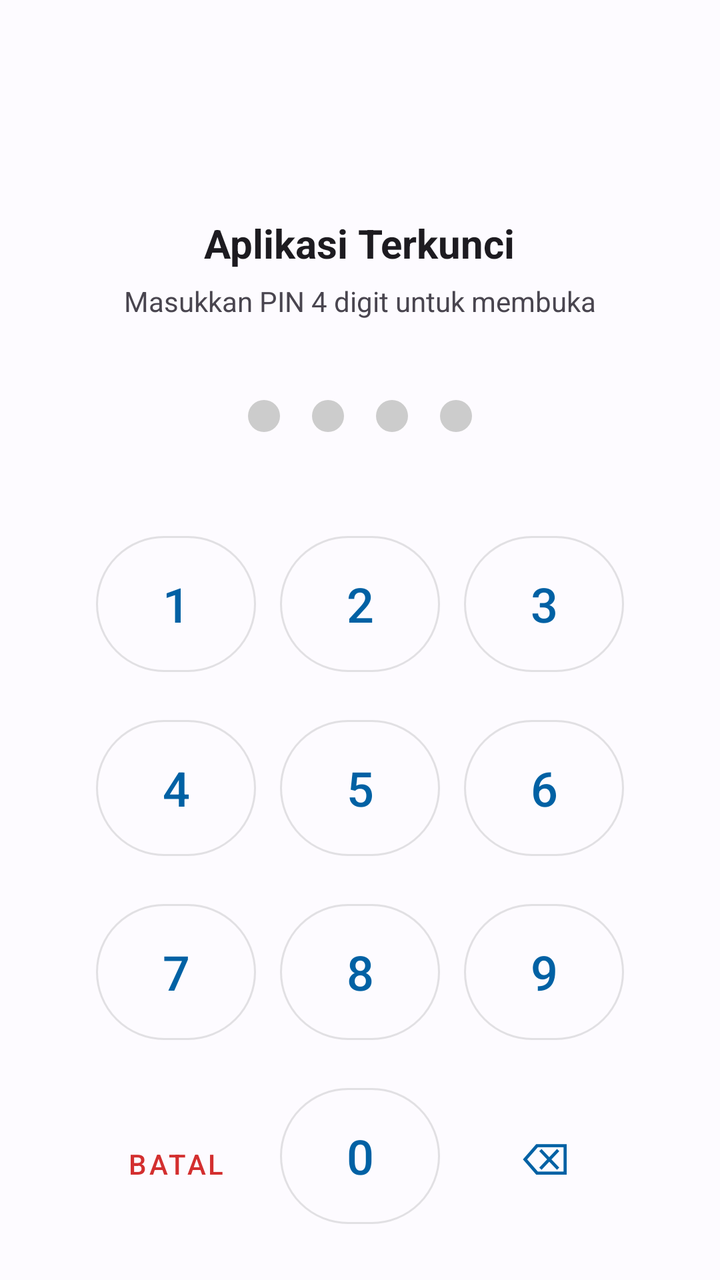
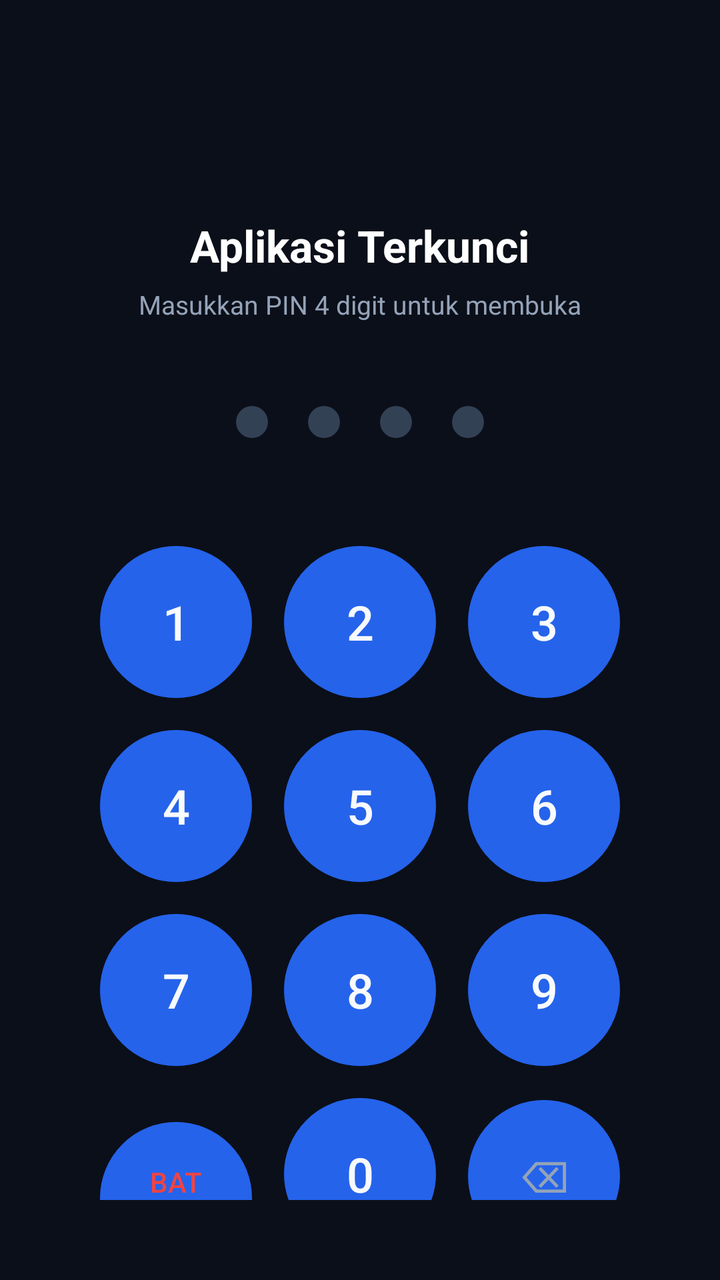

Two renders of the same Android screen: before a commit and after it. Below are the layout's source before the change and the commit's diff.
<!-- AndroidManifest.xml: application theme Theme.CekUserAgent -->
<!-- res/layout/activity_app_lock_screen.xml -->
<?xml version="1.0" encoding="utf-8"?>
<LinearLayout
    xmlns:android="http://schemas.android.com/apk/res/android"
    xmlns:app="http://schemas.android.com/apk/res-auto"
    android:layout_width="match_parent"
    android:layout_height="match_parent"
    android:orientation="vertical"
    android:gravity="center"
    android:padding="24dp"
    android:background="?android:attr/colorBackground">

    <ImageView
        android:id="@+id/ivLockedAppIcon"
        android:layout_width="72dp"
        android:layout_height="72dp"
        android:layout_marginBottom="12dp"
        android:src="@android:drawable/sym_def_app_icon"/>

    <TextView
        android:id="@+id/tvLockedAppName"
        android:layout_width="wrap_content"
        android:layout_height="wrap_content"
        android:text="Aplikasi Terkunci"
        android:textSize="20sp"
        android:textStyle="bold"
        android:textColor="?android:attr/textColorPrimary"/>

    <TextView
        android:layout_width="wrap_content"
        android:layout_height="wrap_content"
        android:text="Masukkan PIN 4 digit untuk membuka"
        android:textSize="14sp"
        android:layout_marginTop="6dp"
        android:textColor="?android:attr/textColorSecondary"/>

    
    <LinearLayout
        android:layout_width="wrap_content"
        android:layout_height="wrap_content"
        android:orientation="horizontal"
        android:layout_marginTop="32dp"
        android:layout_marginBottom="32dp">

        <View
            android:id="@+id/dot1"
            android:layout_width="16dp"
            android:layout_height="16dp"
            android:layout_margin="8dp"
            android:background="@drawable/circle_bg"
            android:backgroundTint="#CCCCCC"/>

        <View
            android:id="@+id/dot2"
            android:layout_width="16dp"
            android:layout_height="16dp"
            android:layout_margin="8dp"
            android:background="@drawable/circle_bg"
            android:backgroundTint="#CCCCCC"/>

        <View
            android:id="@+id/dot3"
            android:layout_width="16dp"
            android:layout_height="16dp"
            android:layout_margin="8dp"
            android:background="@drawable/circle_bg"
            android:backgroundTint="#CCCCCC"/>

        <View
            android:id="@+id/dot4"
            android:layout_width="16dp"
            android:layout_height="16dp"
            android:layout_margin="8dp"
            android:background="@drawable/circle_bg"
            android:backgroundTint="#CCCCCC"/>
    </LinearLayout>

    
    <GridLayout
        android:layout_width="wrap_content"
        android:layout_height="wrap_content"
        android:columnCount="3"
        android:rowCount="4"
        android:alignmentMode="alignMargins">

        <Button
            android:id="@+id/btnKey1"
            style="@style/Widget.MaterialComponents.Button.OutlinedButton"
            android:layout_width="80dp"
            android:layout_height="80dp"
            android:layout_margin="6dp"
            android:text="1"
            android:textSize="24sp"
            app:cornerRadius="40dp"/>

        <Button
            android:id="@+id/btnKey2"
            style="@style/Widget.MaterialComponents.Button.OutlinedButton"
            android:layout_width="80dp"
            android:layout_height="80dp"
            android:layout_margin="6dp"
            android:text="2"
            android:textSize="24sp"
            app:cornerRadius="40dp"/>

        <Button
            android:id="@+id/btnKey3"
            style="@style/Widget.MaterialComponents.Button.OutlinedButton"
            android:layout_width="80dp"
            android:layout_height="80dp"
            android:layout_margin="6dp"
            android:text="3"
            android:textSize="24sp"
            app:cornerRadius="40dp"/>

        <Button
            android:id="@+id/btnKey4"
            style="@style/Widget.MaterialComponents.Button.OutlinedButton"
            android:layout_width="80dp"
            android:layout_height="80dp"
            android:layout_margin="6dp"
            android:text="4"
            android:textSize="24sp"
            app:cornerRadius="40dp"/>

        <Button
            android:id="@+id/btnKey5"
            style="@style/Widget.MaterialComponents.Button.OutlinedButton"
            android:layout_width="80dp"
            android:layout_height="80dp"
            android:layout_margin="6dp"
            android:text="5"
            android:textSize="24sp"
            app:cornerRadius="40dp"/>

        <Button
            android:id="@+id/btnKey6"
            style="@style/Widget.MaterialComponents.Button.OutlinedButton"
            android:layout_width="80dp"
            android:layout_height="80dp"
            android:layout_margin="6dp"
            android:text="6"
            android:textSize="24sp"
            app:cornerRadius="40dp"/>

        <Button
            android:id="@+id/btnKey7"
            style="@style/Widget.MaterialComponents.Button.OutlinedButton"
            android:layout_width="80dp"
            android:layout_height="80dp"
            android:layout_margin="6dp"
            android:text="7"
            android:textSize="24sp"
            app:cornerRadius="40dp"/>

        <Button
            android:id="@+id/btnKey8"
            style="@style/Widget.MaterialComponents.Button.OutlinedButton"
            android:layout_width="80dp"
            android:layout_height="80dp"
            android:layout_margin="6dp"
            android:text="8"
            android:textSize="24sp"
            app:cornerRadius="40dp"/>

        <Button
            android:id="@+id/btnKey9"
            style="@style/Widget.MaterialComponents.Button.OutlinedButton"
            android:layout_width="80dp"
            android:layout_height="80dp"
            android:layout_margin="6dp"
            android:text="9"
            android:textSize="24sp"
            app:cornerRadius="40dp"/>

        <Button
            android:id="@+id/btnKeyCancel"
            style="@style/Widget.MaterialComponents.Button.TextButton"
            android:layout_width="80dp"
            android:layout_height="80dp"
            android:layout_margin="6dp"
            android:text="Batal"
            android:textSize="14sp"
            android:textColor="#D32F2F"
            app:cornerRadius="40dp"/>

        <Button
            android:id="@+id/btnKey0"
            style="@style/Widget.MaterialComponents.Button.OutlinedButton"
            android:layout_width="80dp"
            android:layout_height="80dp"
            android:layout_margin="6dp"
            android:text="0"
            android:textSize="24sp"
            app:cornerRadius="40dp"/>

        <Button
            android:id="@+id/btnKeyDelete"
            style="@style/Widget.MaterialComponents.Button.TextButton"
            android:layout_width="80dp"
            android:layout_height="80dp"
            android:layout_margin="6dp"
            android:text="⌫"
            android:textSize="22sp"
            app:cornerRadius="40dp"/>
    </GridLayout>

</LinearLayout>
<!-- resources referenced by this layout -->
<resources>
  <!-- drawable circle_bg (drawable) -->
  <?xml version="1.0" encoding="utf-8"?>
  <shape xmlns:android="http://schemas.android.com/apk/res/android"
      android:shape="oval">
      <solid android:color="?attr/colorSurfaceVariant"/>
  </shape>
  <style name="Theme.CekUserAgent" parent="Theme.Material3.DayNight.NoActionBar">
          <item name="colorPrimary">@color/primary</item>
          <item name="colorOnPrimary">@color/onPrimary</item>
          <item name="colorPrimaryContainer">@color/primaryContainer</item>
          <item name="colorOnPrimaryContainer">@color/onPrimaryContainer</item>
          <item name="colorSecondary">@color/secondary</item>
          <item name="colorOnSecondary">@color/onSecondary</item>
          <item name="colorSecondaryContainer">@color/secondaryContainer</item>
          <item name="colorOnSecondaryContainer">@color/onSecondaryContainer</item>
          <item name="android:colorBackground">@color/background</item>
          <item name="colorSurface">@color/surface</item>
          <item name="colorOnSurface">@color/onSurface</item>
      </style>
  <color name="primary">#0061A4</color>
  <color name="onPrimary">#FFFFFF</color>
  <color name="primaryContainer">#D1E4FF</color>
  <color name="onPrimaryContainer">#001D36</color>
  <color name="secondary">#535F70</color>
  <color name="onSecondary">#FFFFFF</color>
  <color name="secondaryContainer">#D7E3F7</color>
  <color name="onSecondaryContainer">#101C2B</color>
  <color name="background">#FDFBFF</color>
  <color name="surface">#FDFBFF</color>
  <color name="onSurface">#1A1C1E</color>
</resources>

<!-- the commit's change to res/layout/activity_app_lock_screen.xml (unified diff, before → after) -->
@@ -2,76 +2,86 @@
 <LinearLayout
     xmlns:android="http://schemas.android.com/apk/res/android"
     xmlns:app="http://schemas.android.com/apk/res-auto"
+    android:id="@+id/rootLockScreen"
     android:layout_width="match_parent"
     android:layout_height="match_parent"
     android:orientation="vertical"
     android:gravity="center"
-    android:padding="24dp"
-    android:background="?android:attr/colorBackground">
-
-    <ImageView
-        android:id="@+id/ivLockedAppIcon"
-        android:layout_width="72dp"
-        android:layout_height="72dp"
-        android:layout_marginBottom="12dp"
-        android:src="@android:drawable/sym_def_app_icon"/>
+    android:padding="28dp"
+    android:background="@color/lockScreenBg">
+
+    
+    <FrameLayout
+        android:layout_width="wrap_content"
+        android:layout_height="wrap_content"
+        android:layout_marginBottom="16dp">
+
+        <ImageView
+            android:id="@+id/ivLockedAppIcon"
+            android:layout_width="76dp"
+            android:layout_height="76dp"
+            android:src="@android:drawable/sym_def_app_icon"
+            android:contentDescription="App Icon" />
+    </FrameLayout>
 
     <TextView
         android:id="@+id/tvLockedAppName"
         android:layout_width="wrap_content"
         android:layout_height="wrap_content"
         android:text="Aplikasi Terkunci"
-        android:textSize="20sp"
+        android:textSize="22sp"
         android:textStyle="bold"
-        android:textColor="?android:attr/textColorPrimary"/>
+        android:textColor="#FFFFFF"/>
 
     <TextView
+        android:id="@+id/tvLockPrompt"
         android:layout_width="wrap_content"
         android:layout_height="wrap_content"
         android:text="Masukkan PIN 4 digit untuk membuka"
-        android:textSize="14sp"
+        android:textSize="13sp"
         android:layout_marginTop="6dp"
-        android:textColor="?android:attr/textColorSecondary"/>
+        android:textColor="#94A3B8"/>
 
     
     <LinearLayout
+        android:id="@+id/pinDotsContainer"
         android:layout_width="wrap_content"
         android:layout_height="wrap_content"
         android:orientation="horizontal"
         android:layout_marginTop="32dp"
-        android:layout_marginBottom="32dp">
+        android:layout_marginBottom="36dp">
 
         <View
             android:id="@+id/dot1"
             android:layout_width="16dp"
             android:layout_height="16dp"
-            android:layout_margin="8dp"
-            android:background="@drawable/circle_bg"
-            android:backgroundTint="#CCCCCC"/>
+            android:layout_margin="10dp"
+            android:background="@drawable/circle_bg"
+            android:backgroundTint="#334155"/>
 
         <View
             android:id="@+id/dot2"
             android:layout_width="16dp"
             android:layout_height="16dp"
-            android:layout_margin="8dp"
-            android:background="@drawable/circle_bg"
-            android:backgroundTint="#CCCCCC"/>
+            android:layout_margin="10dp"
+            android:background="@drawable/circle_bg"
+            android:backgroundTint="#334155"/>
 
         <View
             android:id="@+id/dot3"
             android:layout_width="16dp"
             android:layout_height="16dp"
-            android:layout_margin="8dp"
-            android:background="@drawable/circle_bg"
-            android:backgroundTint="#CCCCCC"/>
+            android:layout_margin="10dp"
+            android:background="@drawable/circle_bg"
+            android:backgroundTint="#334155"/>
 
         <View
             android:id="@+id/dot4"
             android:layout_width="16dp"
             android:layout_height="16dp"
-            android:layout_margin="8dp"
-            android:background="@drawable/circle_bg"
-            android:backgroundTint="#CCCCCC"/>
+            android:layout_margin="10dp"
+            android:background="@drawable/circle_bg"
+            android:backgroundTint="#334155"/>
     </LinearLayout>
 
     
@@ -84,124 +94,143 @@
 
         <Button
             android:id="@+id/btnKey1"
-            style="@style/Widget.MaterialComponents.Button.OutlinedButton"
-            android:layout_width="80dp"
-            android:layout_height="80dp"
-            android:layout_margin="6dp"
+            android:layout_width="76dp"
+            android:layout_height="76dp"
+            android:layout_margin="8dp"
             android:text="1"
             android:textSize="24sp"
-            app:cornerRadius="40dp"/>
+            android:textColor="@color/lockKeyText"
+            android:background="@drawable/bg_pin_keypad"
+            style="?android:attr/borderlessButtonStyle"/>
 
         <Button
             android:id="@+id/btnKey2"
-            style="@style/Widget.MaterialComponents.Button.OutlinedButton"
-            android:layout_width="80dp"
-            android:layout_height="80dp"
-            android:layout_margin="6dp"
+            android:layout_width="76dp"
+            android:layout_height="76dp"
+            android:layout_margin="8dp"
             android:text="2"
             android:textSize="24sp"
-            app:cornerRadius="40dp"/>
+            android:textColor="@color/lockKeyText"
+            android:background="@drawable/bg_pin_keypad"
+            style="?android:attr/borderlessButtonStyle"/>
 
         <Button
             android:id="@+id/btnKey3"
-            style="@style/Widget.MaterialComponents.Button.OutlinedButton"
-            android:layout_width="80dp"
-            android:layout_height="80dp"
-            android:layout_margin="6dp"
+            android:layout_width="76dp"
+            android:layout_height="76dp"
+            android:layout_margin="8dp"
             android:text="3"
             android:textSize="24sp"
-            app:cornerRadius="40dp"/>
+            android:textColor="@color/lockKeyText"
+            android:background="@drawable/bg_pin_keypad"
+            style="?android:attr/borderlessButtonStyle"/>
 
         <Button
             android:id="@+id/btnKey4"
-            style="@style/Widget.MaterialComponents.Button.OutlinedButton"
-            android:layout_width="80dp"
-            android:layout_height="80dp"
-            android:layout_margin="6dp"
+            android:layout_width="76dp"
+            android:layout_height="76dp"
+            android:layout_margin="8dp"
             android:text="4"
             android:textSize="24sp"
-            app:cornerRadius="40dp"/>
+            android:textColor="@color/lockKeyText"
+            android:background="@drawable/bg_pin_keypad"
+            style="?android:attr/borderlessButtonStyle"/>
 
         <Button
             android:id="@+id/btnKey5"
-            style="@style/Widget.MaterialComponents.Button.OutlinedButton"
-            android:layout_width="80dp"
-            android:layout_height="80dp"
-            android:layout_margin="6dp"
+            android:layout_width="76dp"
+            android:layout_height="76dp"
+            android:layout_margin="8dp"
             android:text="5"
             android:textSize="24sp"
-            app:cornerRadius="40dp"/>
+            android:textColor="@color/lockKeyText"
+            android:background="@drawable/bg_pin_keypad"
+            style="?android:attr/borderlessButtonStyle"/>
 
         <Button
             android:id="@+id/btnKey6"
-            style="@style/Widget.MaterialComponents.Button.OutlinedButton"
-            android:layout_width="80dp"
-            android:layout_height="80dp"
-            android:layout_margin="6dp"
+            android:layout_width="76dp"
+            android:layout_height="76dp"
+            android:layout_margin="8dp"
             android:text="6"
             android:textSize="24sp"
-            app:cornerRadius="40dp"/>
+            android:textColor="@color/lockKeyText"
+            android:background="@drawable/bg_pin_keypad"
+            style="?android:attr/borderlessButtonStyle"/>
 
         <Button
             android:id="@+id/btnKey7"
-            style="@style/Widget.MaterialComponents.Button.OutlinedButton"
-            android:layout_width="80dp"
-            android:layout_height="80dp"
-            android:layout_margin="6dp"
+            android:layout_width="76dp"
+            android:layout_height="76dp"
+            android:layout_margin="8dp"
             android:text="7"
             android:textSize="24sp"
-            app:cornerRadius="40dp"/>
+            android:textColor="@color/lockKeyText"
+            android:background="@drawable/bg_pin_keypad"
+            style="?android:attr/borderlessButtonStyle"/>
 
         <Button
             android:id="@+id/btnKey8"
-            style="@style/Widget.MaterialComponents.Button.OutlinedButton"
-            android:layout_width="80dp"
-            android:layout_height="80dp"
-            android:layout_margin="6dp"
+            android:layout_width="76dp"
+            android:layout_height="76dp"
+            android:layout_margin="8dp"
             android:text="8"
             android:textSize="24sp"
-            app:cornerRadius="40dp"/>
+            android:textColor="@color/lockKeyText"
+            android:background="@drawable/bg_pin_keypad"
+            style="?android:attr/borderlessButtonStyle"/>
 
         <Button
             android:id="@+id/btnKey9"
-            style="@style/Widget.MaterialComponents.Button.OutlinedButton"
-            android:layout_width="80dp"
-            android:layout_height="80dp"
-            android:layout_margin="6dp"
+            android:layout_width="76dp"
+            android:layout_height="76dp"
+            android:layout_margin="8dp"
             android:text="9"
             android:textSize="24sp"
-            app:cornerRadius="40dp"/>
+            android:textColor="@color/lockKeyText"
+            android:background="@drawable/bg_pin_keypad"
+            style="?android:attr/borderlessButtonStyle"/>
 
         <Button
             android:id="@+id/btnKeyCancel"
-            style="@style/Widget.MaterialComponents.Button.TextButton"
-            android:layout_width="80dp"
-            android:layout_height="80dp"
-            android:layout_margin="6dp"
+            android:layout_width="76dp"
+            android:layout_height="76dp"
+            android:layout_margin="8dp"
             android:text="Batal"
             android:textSize="14sp"
-            android:textColor="#D32F2F"
-            app:cornerRadius="40dp"/>
+            android:textColor="#EF4444"
+            android:background="@drawable/bg_pin_keypad"
+            style="?android:attr/borderlessButtonStyle"/>
 
         <Button
             android:id="@+id/btnKey0"
-            style="@style/Widget.MaterialComponents.Button.OutlinedButton"
-            android:layout_width="80dp"
-            android:layout_height="80dp"
-            android:layout_margin="6dp"
+            android:layout_width="76dp"
+            android:layout_height="76dp"
+            android:layout_margin="8dp"
             android:text="0"
             android:textSize="24sp"
-            app:cornerRadius="40dp"/>
+            android:textColor="@color/lockKeyText"
+            android:background="@drawable/bg_pin_keypad"
+            style="?android:attr/borderlessButtonStyle"/>
 
         <Button
             android:id="@+id/btnKeyDelete"
-            style="@style/Widget.MaterialComponents.Button.TextButton"
-            android:layout_width="80dp"
-            android:layout_height="80dp"
-            android:layout_margin="6dp"
+            android:layout_width="76dp"
+            android:layout_height="76dp"
+            android:layout_margin="8dp"
             android:text="⌫"
             android:textSize="22sp"
-            app:cornerRadius="40dp"/>
+            android:textColor="#94A3B8"
+            android:background="@drawable/bg_pin_keypad"
+            style="?android:attr/borderlessButtonStyle"/>
     </GridLayout>
 
+    <TextView
+        android:layout_width="wrap_content"
+        android:layout_height="wrap_content"
+        android:text="🔒 Dilindungi oleh MyTools Security"
+        android:textSize="11sp"
+        android:textColor="#475569"
+        android:layout_marginTop="24dp"/>
+
 </LinearLayout>
<!-- resource entries referenced after the edit -->
@@ -1,5 +1,18 @@
 <!-- resources referenced by this layout -->
 <resources>
+  <color name="lockKeyText">#F8FAFC</color>
+  <color name="lockScreenBg">#0B0F19</color>
+  <!-- drawable bg_pin_keypad (drawable) -->
+  <?xml version="1.0" encoding="utf-8"?>
+  <ripple xmlns:android="http://schemas.android.com/apk/res/android"
+      android:color="@color/lockKeyRipple">
+      <item>
+          <shape android:shape="oval">
+              <solid android:color="@color/lockKeyBg" />
+              <stroke android:width="1dp" android:color="#334155" />
+          </shape>
+      </item>
+  </ripple>
   <!-- drawable circle_bg (drawable) -->
   <?xml version="1.0" encoding="utf-8"?>
   <shape xmlns:android="http://schemas.android.com/apk/res/android"
@@ -19,16 +32,18 @@
           <item name="colorSurface">@color/surface</item>
           <item name="colorOnSurface">@color/onSurface</item>
       </style>
-  <color name="primary">#0061A4</color>
+  <color name="lockKeyRipple">#334155</color>
+  <color name="lockKeyBg">#1E293B</color>
+  <color name="primary">#2563EB</color>
   <color name="onPrimary">#FFFFFF</color>
-  <color name="primaryContainer">#D1E4FF</color>
-  <color name="onPrimaryContainer">#001D36</color>
-  <color name="secondary">#535F70</color>
+  <color name="primaryContainer">#DBEAFE</color>
+  <color name="onPrimaryContainer">#1E3A8A</color>
+  <color name="secondary">#4F46E5</color>
   <color name="onSecondary">#FFFFFF</color>
-  <color name="secondaryContainer">#D7E3F7</color>
-  <color name="onSecondaryContainer">#101C2B</color>
-  <color name="background">#FDFBFF</color>
-  <color name="surface">#FDFBFF</color>
-  <color name="onSurface">#1A1C1E</color>
+  <color name="secondaryContainer">#E0E7FF</color>
+  <color name="onSecondaryContainer">#312E81</color>
+  <color name="background">#F8FAFC</color>
+  <color name="surface">#FFFFFF</color>
+  <color name="onSurface">#0F172A</color>
 </resources>
 
